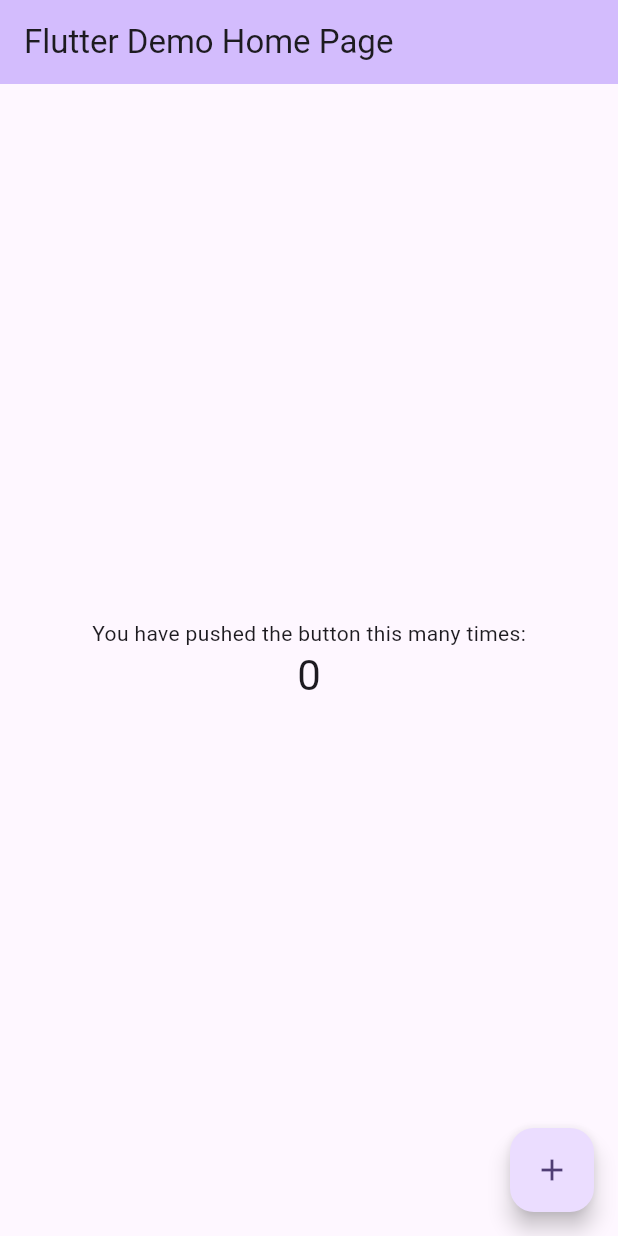
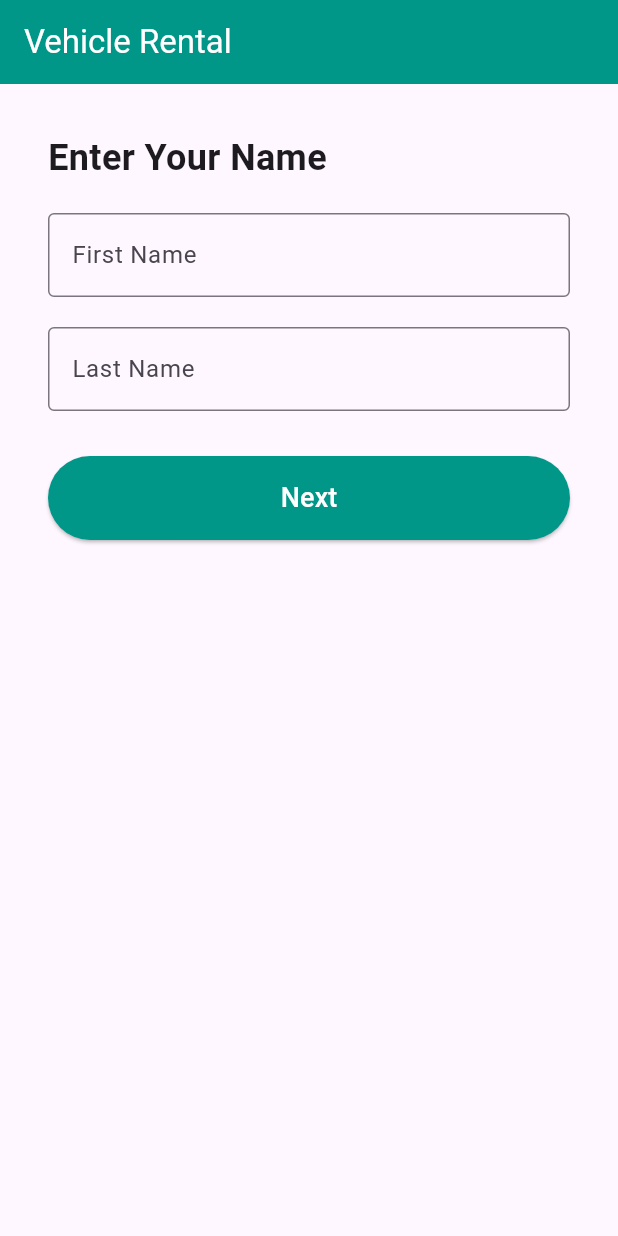
Before and after one commit to Suresh-Chitrotu/octalogictask, a Flutter app: the screen it shows after launch, on a phone screen of 412 x 824 dp. Run offline on Flutter 3.47's test engine with Material 3 defaults, Android fonts, the phone set to English and light mode, and no system bars.

Commit message:
update the ui design

```diff
--- /dev/null
+++ b/lib/homescreen/namescreen.dart
@@ -0,0 +1,101 @@
+
+import 'package:flutter/material.dart';
+import 'package:octalogictask/homescreen/vechile_screen.dart';
+
+class NameScreen extends StatefulWidget {
+  const NameScreen({Key? key}) : super(key: key);
+
+  @override
+  State<NameScreen> createState() => _NameScreenState();
+}
+
+class _NameScreenState extends State<NameScreen> {
+  final TextEditingController _firstNameController = TextEditingController();
+  final TextEditingController _lastNameController = TextEditingController();
+  final _formKey = GlobalKey<FormState>();
+
+  void _navigateToVehicleScreen() {
+    if (_formKey.currentState!.validate()) {
+      Navigator.push(
+        context,
+        MaterialPageRoute(builder: (context) => const VehicleTypeScreen()),
+      );
+    }
+  }
+
+  @override
+  Widget build(BuildContext context) {
+    return Scaffold(
+      appBar: AppBar(
+        title: const Text('Vehicle Rental'),
+        backgroundColor: Colors.teal,
+        foregroundColor: Colors.white,
+      ),
+      body: SingleChildScrollView(
+        child: Padding(
+          padding: const EdgeInsets.all(32.0),
+          child: Form(
+            key: _formKey,
+            child: Column(
+              crossAxisAlignment: CrossAxisAlignment.start,
+              children: [
+                const Text(
+                  "Enter Your Name",
+                  style: TextStyle(fontSize: 24, fontWeight: FontWeight.bold),
+                ),
+                const SizedBox(height: 20),
+                TextFormField(
+                  controller: _firstNameController,
+                  decoration: const InputDecoration(
+                    labelText: 'First Name',
+                    border: OutlineInputBorder(),
+                  ),
+                  validator: (value) {
+                    if (value == null || value.trim().isEmpty) {
+                      return 'Please enter your first name';
+                    }
+                    return null;
+                  },
+                ),
+                const SizedBox(height: 20),
+
+                // Last Name Field
+                TextFormField(
+                  controller: _lastNameController,
+                  decoration: const InputDecoration(
+                    labelText: 'Last Name',
+                    border: OutlineInputBorder(),
+                  ),
+                  validator: (value) {
+                    if (value == null || value.trim().isEmpty) {
+                      return 'Please enter your last name';
+                    }
+                    return null;
+                  },
+                ),
+                const SizedBox(height: 30),
+                Center(
+                  child: SizedBox(
+                    width: double.infinity,
+                    child: ElevatedButton(
+                      onPressed: _navigateToVehicleScreen,
+                      style: ElevatedButton.styleFrom(
+                        padding: const EdgeInsets.symmetric(vertical: 15),
+                        minimumSize: const Size(100, 50),
+                        backgroundColor: Colors.teal,
+                      ),
+                      child: const Text(
+                        'Next',
+                        style: TextStyle(fontSize: 18, color: Colors.white),
+                      ),
+                    ),
+                  ),
+                )
+              ],
+            ),
+          ),
+        ),
+      ),
+    );
+  }
+}
--- a/lib/main.dart
+++ b/lib/main.dart
@@ -1,4 +1,6 @@
 import 'package:flutter/material.dart';
+
+import 'splashscreen/splashloadingscreen.dart';
 
 void main() {
   runApp(const MyApp());
@@ -11,90 +13,13 @@ class MyApp extends StatelessWidget {
   @override
   Widget build(BuildContext context) {
     return MaterialApp(
+      debugShowCheckedModeBanner: false,
       title: 'Flutter Demo',
       theme: ThemeData(
-
         colorScheme: ColorScheme.fromSeed(seedColor: Colors.deepPurple),
         useMaterial3: true,
       ),
-      home: const MyHomePage(title: 'Flutter Demo Home Page'),
+      home:SplashScreen(),
     );
   }
 }
-
-class MyHomePage extends StatefulWidget {
-  const MyHomePage({super.key, required this.title});
-
-
-
-  final String title;
-
-  @override
-  State<MyHomePage> createState() => _MyHomePageState();
-}
-
-class _MyHomePageState extends State<MyHomePage> {
-  int _counter = 0;
-
-  void _incrementCounter() {
-    setState(() {
-
-      _counter++;
-    });
-  }
-
-  @override
-  Widget build(BuildContext context) {
-    // This method is rerun every time setState is called, for instance as done
-    // by the _incrementCounter method above.
-    //
-    // The Flutter framework has been optimized to make rerunning build methods
-    // fast, so that you can just rebuild anything that needs updating rather
-    // than having to individually change instances of widgets.
-    return Scaffold(
-      appBar: AppBar(
-        // TRY THIS: Try changing the color here to a specific color (to
-        // Colors.amber, perhaps?) and trigger a hot reload to see the AppBar
-        // change color while the other colors stay the same.
-        backgroundColor: Theme.of(context).colorScheme.inversePrimary,
-        // Here we take the value from the MyHomePage object that was created by
-        // the App.build method, and use it to set our appbar title.
-        title: Text(widget.title),
-      ),
-      body: Center(
-        // Center is a layout widget. It takes a single child and positions it
-        // in the middle of the parent.
-        child: Column(
-          // Column is also a layout widget. It takes a list of children and
-          // arranges them vertically. By default, it sizes itself to fit its
-          // children horizontally, and tries to be as tall as its parent.
-          //
-          // Column has various properties to control how it sizes itself and
-          // how it positions its children. Here we use mainAxisAlignment to
-          // center the children vertically; the main axis here is the vertical
-          // axis because Columns are vertical (the cross axis would be
-          // horizontal).
-          //
-          // TRY THIS: Invoke "debug painting" (choose the "Toggle Debug Paint"
-          // action in the IDE, or press "p" in the console), to see the
-          // wireframe for each widget.
-          mainAxisAlignment: MainAxisAlignment.center,
-          children: <Widget>[
-            const Text(
-              'You have pushed the button this many times:',
-            ),
-            Text(
-              '$_counter',
-              style: Theme.of(context).textTheme.headlineMedium,
-            ),
-          ],
-        ),
-      ),
-      floatingActionButton: FloatingActionButton(
-        onPressed: _incrementCounter,
-        tooltip: 'Increment',
-        child: const Icon(Icons.add),
-      ), // This trailing comma makes auto-formatting nicer for build methods.
-    );
-  }
-}
--- a/pubspec.yaml
+++ b/pubspec.yaml
@@ -59,9 +59,9 @@ flutter:
   uses-material-design: true
 
   # To add assets to your application, add an assets section, like this:
-  # assets:
-  #   - images/a_dot_burr.jpeg
-  #   - images/a_dot_ham.jpeg
+  assets:
+    - assets/
+
 
   # An image asset can refer to one or more resolution-specific "variants", see
   # https://flutter.dev/to/resolution-aware-images
```
Also changed, not shown: lib/homescreen/datepicker.dart (added, +151 -0 lines), lib/homescreen/vechile_screen.dart (added, +79 -0 lines), lib/homescreen/wheelscreen.dart (added, +74 -0 lines), lib/splashscreen/splashloadingscreen.dart (added, +141 -0 lines), assets/cardimage1.png (added).
